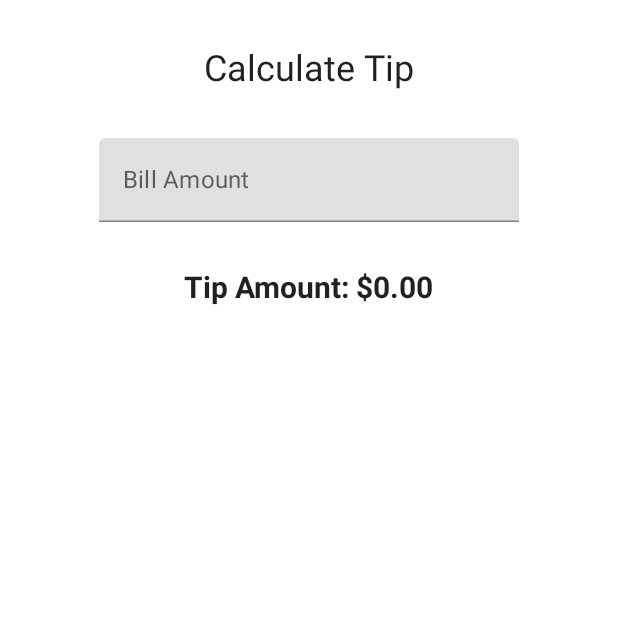
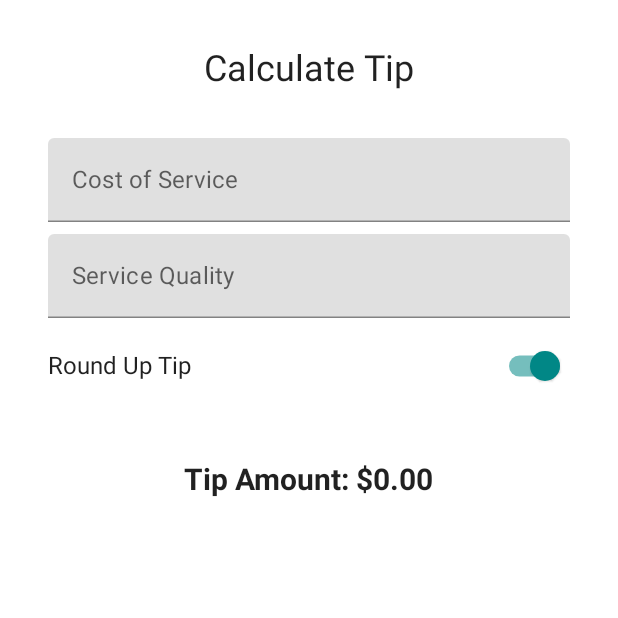
Before and after one commit to tetervak/TipCalculatorLab2-Android, an Android app built with Jetpack Compose: the screen it shows after launch (MainActivity), on a phone screen of 412 x 824 dp, the top half of it. Run offline under Robolectric (Android 15) with nearby library versions, the phone set to English and light mode, and no system bars.

Commit message:
finished the second lab

```diff
--- a/app/src/main/java/ca/tetervak/tipcalculatorlab2/MainActivity.kt
+++ b/app/src/main/java/ca/tetervak/tipcalculatorlab2/MainActivity.kt
@@ -3,17 +3,20 @@ package ca.tetervak.tipcalculatorlab2
 import android.os.Bundle
 import androidx.activity.ComponentActivity
 import androidx.activity.compose.setContent
+import androidx.annotation.StringRes
 import androidx.compose.foundation.layout.*
+import androidx.compose.foundation.text.KeyboardActions
 import androidx.compose.foundation.text.KeyboardOptions
-import androidx.compose.material.MaterialTheme
-import androidx.compose.material.Surface
-import androidx.compose.material.Text
-import androidx.compose.material.TextField
+import androidx.compose.material.*
 import androidx.compose.runtime.*
 import androidx.compose.ui.Alignment
 import androidx.compose.ui.Modifier
+import androidx.compose.ui.focus.FocusDirection
+import androidx.compose.ui.graphics.Color
+import androidx.compose.ui.platform.LocalFocusManager
 import androidx.compose.ui.res.stringResource
 import androidx.compose.ui.text.font.FontWeight
+import androidx.compose.ui.text.input.ImeAction
 import androidx.compose.ui.text.input.KeyboardType
 import androidx.compose.ui.tooling.preview.Preview
 import androidx.compose.ui.unit.dp
@@ -40,30 +43,121 @@ class MainActivity : ComponentActivity() {
 
 @Composable
 fun TipCalculatorScreen() {
-    var billAmountInput: String by remember { mutableStateOf("") }
-    val billAmount: Double = billAmountInput.toDoubleOrNull() ?: 0.0
-    val tipAmount = calculateTip(billAmount)
+    val costOfServiceInput = remember { mutableStateOf("") }
+    val tipPercentInput =  remember { mutableStateOf("") }
+    val roundUpTipInput = remember { mutableStateOf( true ) }
+
+    val tipAmount = calculateTip(
+        costOfService = costOfServiceInput.value.toDoubleOrNull() ?: 0.0,
+        tipPercent = tipPercentInput.value.toDoubleOrNull() ?: 0.0,
+        roundUpTip = roundUpTipInput.value
+    )
+
+    val focusManager = LocalFocusManager.current
+
     Column(
         modifier = Modifier.padding(32.dp),
-        verticalArrangement = Arrangement.spacedBy(32.dp),
-        horizontalAlignment = Alignment.CenterHorizontally
+        verticalArrangement = Arrangement.spacedBy(8.dp)
     ) {
-        Text(text = stringResource(id = R.string.calculate_tip), fontSize = 24.sp)
-        EditNumberField(billAmountInput) { billAmountInput = it }
         Text(
-            text = stringResource(
-                id = R.string.tip_amount,
-                formatCurrency(tipAmount)
+            text = stringResource(R.string.calculate_tip),
+            fontSize = 24.sp,
+            modifier = Modifier.align(Alignment.CenterHorizontally)
+        )
+        Spacer(Modifier.height(16.dp))
+        EditNumberField(
+            label = R.string.cost_of_service_label,
+            keyboardOptions = KeyboardOptions.Default.copy(
+                keyboardType = KeyboardType.Number,
+                imeAction = ImeAction.Next
             ),
+            keyboardActions = KeyboardActions(
+                onNext = { focusManager.moveFocus(FocusDirection.Down) }
+            ),
+            value = costOfServiceInput.value,
+            onValueChanged = { costOfServiceInput.value = it }
+        )
+        EditNumberField(
+            label = R.string.service_quality_label,
+            keyboardOptions = KeyboardOptions.Default.copy(
+                keyboardType = KeyboardType.Number,
+                imeAction = ImeAction.Done
+            ),
+            keyboardActions = KeyboardActions(
+                onDone = { focusManager.clearFocus() }
+            ),
+            value = tipPercentInput.value,
+            onValueChanged = { tipPercentInput.value = it }
+        )
+        RoundTheTipRow(
+            roundUp = roundUpTipInput.value,
+            onRoundUpChanged = { roundUpTipInput.value = it })
+        Spacer(Modifier.height(24.dp))
+        Text(
+            text = stringResource(R.string.tip_amount, formatCurrency(tipAmount)),
+            modifier = Modifier.align(Alignment.CenterHorizontally),
             fontSize = 20.sp,
             fontWeight = FontWeight.Bold
         )
     }
-
 }
 
-private fun calculateTip(billAmount: Double, tipPercent: Double = 15.0) =
-    billAmount * tipPercent / 100
+@Composable
+fun EditNumberField(
+    @StringRes label: Int,
+    keyboardOptions: KeyboardOptions,
+    keyboardActions: KeyboardActions,
+    value: String,
+    onValueChanged: (String) -> Unit,
+    modifier: Modifier = Modifier
+) {
+    TextField(
+        value = value,
+        singleLine = true,
+        modifier = modifier.fillMaxWidth(),
+        onValueChange = onValueChanged,
+        label = { Text(stringResource(label)) },
+        keyboardOptions = keyboardOptions,
+        keyboardActions = keyboardActions
+    )
+}
+
+@Composable
+fun RoundTheTipRow(
+    roundUp: Boolean,
+    onRoundUpChanged: (Boolean) -> Unit,
+    modifier: Modifier = Modifier
+) {
+    Row(
+        modifier = Modifier
+            .fillMaxWidth()
+            .size(48.dp),
+        verticalAlignment = Alignment.CenterVertically
+    ) {
+        Text(text = stringResource(R.string.round_up_tip_label))
+        Switch(
+            modifier = modifier
+                .fillMaxWidth()
+                .wrapContentWidth(Alignment.End),
+            checked = roundUp,
+            onCheckedChange = onRoundUpChanged,
+            colors = SwitchDefaults.colors(
+                uncheckedThumbColor = Color.DarkGray
+            )
+        )
+    }
+}
+
+private fun calculateTip(
+    costOfService: Double,
+    tipPercent: Double = 15.0,
+    roundUpTip: Boolean = true): Double {
+    var tipAmount = tipPercent * costOfService / 100
+    if (roundUpTip){
+        tipAmount = kotlin.math.ceil(tipAmount)
+    }
+    return tipAmount
+}
 
 private fun formatCurrency(value: Double): String =
     NumberFormat.getCurrencyInstance().format(value)
@@ -71,7 +165,7 @@ private fun formatCurrency(value: Double): String =
 @Composable
 fun EditNumberField(value: String, onValueChange: (String) -> Unit) {
     TextField(
-        label = { Text(text = stringResource(id = R.string.bill_amount)) },
+        label = { Text(text = stringResource(id = R.string.cost_of_service_label)) },
         value = value,
         onValueChange = { onValueChange(it) },
         keyboardOptions = KeyboardOptions(keyboardType = KeyboardType.Number),
--- a/app/src/main/res/values/strings.xml
+++ b/app/src/main/res/values/strings.xml
@@ -2,6 +2,9 @@
     <string name="app_name">Tip Calculator Lab 2</string>
 
     <string name="calculate_tip">Calculate Tip</string>
-    <string name="bill_amount"> Bill Amount</string>
+    <string name="cost_of_service_label">Cost of Service</string>
+    <string name="service_quality_label">Service Quality</string>
+    <string name="round_up_tip_label">Round Up Tip</string>
+
     <string name="tip_amount">Tip Amount: %s</string>
 </resources>
```
